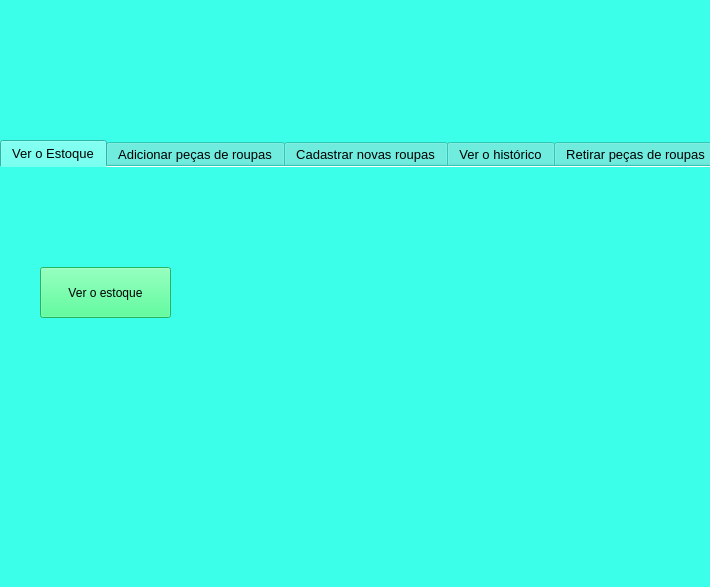
Before: the Qt Designer form app.ui in JackJuni/MarianaLojaEstoque, drawn with Qt 5.
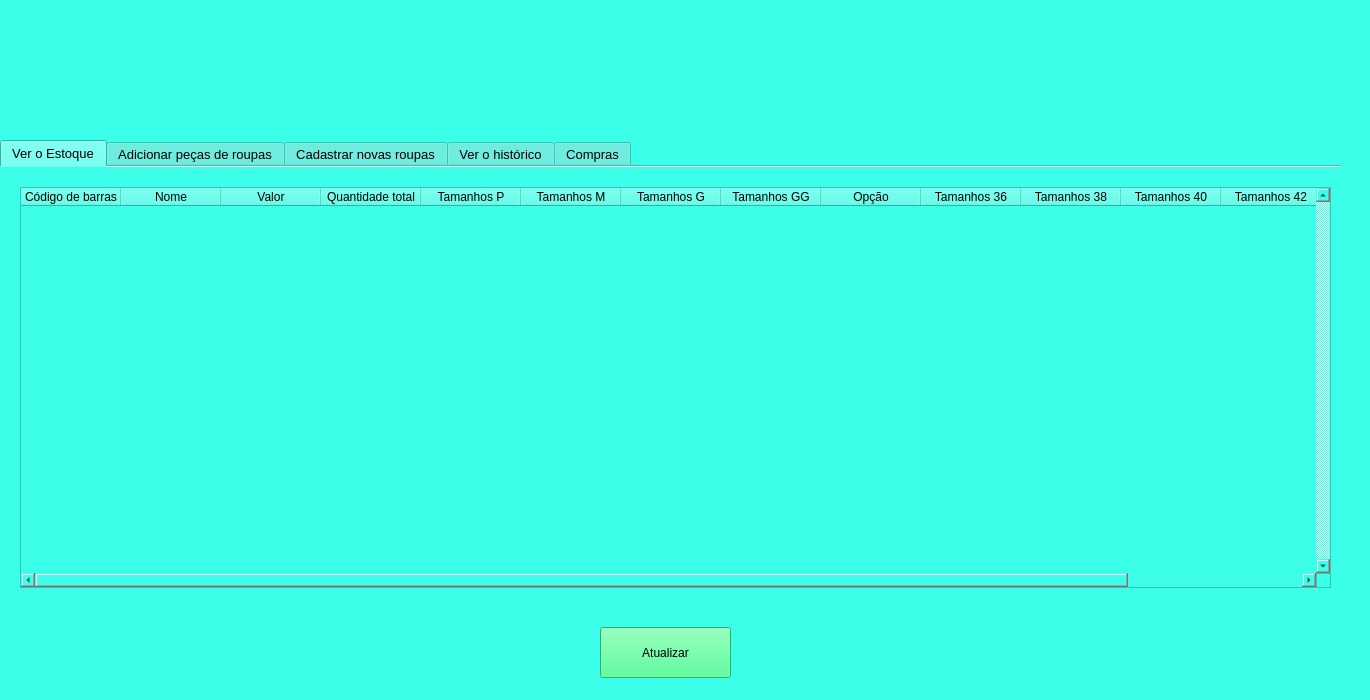
After: the same form once the commit is applied. The open tabs and pages were chosen to show the change. Icons and pictures are not drawn.

Commit message:
adicionando algumas coisas
adicionando as funções ver estoque e ver lista na gui e a atualização destes dados

```diff
--- a/app.ui
+++ b/app.ui
@@ -6,8 +6,8 @@
    <rect>
     <x>0</x>
     <y>0</y>
-    <width>710</width>
-    <height>587</height>
+    <width>1370</width>
+    <height>700</height>
    </rect>
   </property>
   <property name="windowTitle">
@@ -38,8 +38,8 @@
      <rect>
       <x>0</x>
       <y>140</y>
-      <width>711</width>
-      <height>451</height>
+      <width>1341</width>
+      <height>571</height>
      </rect>
     </property>
     <property name="font">
@@ -87,11 +87,123 @@
      <attribute name="title">
       <string>Ver o Estoque</string>
      </attribute>
-     <widget class="QPushButton" name="pushButton_5">
+     <widget class="QTableWidget" name="verestoquetabela">
       <property name="geometry">
        <rect>
-        <x>40</x>
-        <y>100</y>
+        <x>20</x>
+        <y>20</y>
+        <width>1311</width>
+        <height>401</height>
+       </rect>
+      </property>
+      <property name="cursor" stdset="0">
+       <cursorShape>ArrowCursor</cursorShape>
+      </property>
+      <property name="accessibleName">
+       <string/>
+      </property>
+      <property name="verticalScrollBarPolicy">
+       <enum>Qt::ScrollBarAlwaysOn</enum>
+      </property>
+      <property name="horizontalScrollBarPolicy">
+       <enum>Qt::ScrollBarAlwaysOn</enum>
+      </property>
+      <property name="verticalScrollMode">
+       <enum>QAbstractItemView::ScrollPerPixel</enum>
+      </property>
+      <property name="horizontalScrollMode">
+       <enum>QAbstractItemView::ScrollPerPixel</enum>
+      </property>
+      <property name="rowCount">
+       <number>0</number>
+      </property>
+      <property name="columnCount">
+       <number>15</number>
+      </property>
+      <attribute name="horizontalHeaderCascadingSectionResizes">
+       <bool>false</bool>
+      </attribute>
+      <column>
+       <property name="text">
+        <string>Código de barras</string>
+       </property>
+      </column>
+      <column>
+       <property name="text">
+        <string>Nome</string>
+       </property>
+      </column>
+      <column>
+       <property name="text">
+        <string>Valor</string>
+       </property>
+      </column>
+      <column>
+       <property name="text">
+        <string>Quantidade total</string>
+       </property>
+      </column>
+      <column>
+       <property name="text">
+        <string>Tamanhos P</string>
+       </property>
+      </column>
+      <column>
+       <property name="text">
+        <string>Tamanhos M</string>
+       </property>
+      </column>
+      <column>
+       <property name="text">
+        <string>Tamanhos G</string>
+       </property>
+      </column>
+      <column>
+       <property name="text">
+        <string>Tamanhos GG</string>
+       </property>
+      </column>
+      <column>
+       <property name="text">
+        <string>Opção</string>
+       </property>
+      </column>
+      <column>
+       <property name="text">
+        <string>Tamanhos 36</string>
+       </property>
+      </column>
+      <column>
+       <property name="text">
+        <string>Tamanhos 38</string>
+       </property>
+      </column>
+      <column>
+       <property name="text">
+        <string>Tamanhos 40</string>
+       </property>
+      </column>
+      <column>
+       <property name="text">
+        <string>Tamanhos 42</string>
+       </property>
+      </column>
+      <column>
+       <property name="text">
+        <string>Tamanhos 44</string>
+       </property>
+      </column>
+      <column>
+       <property name="text">
+        <string>Tamanhos 46</string>
+       </property>
+      </column>
+     </widget>
+     <widget class="QPushButton" name="atualizarestoque">
+      <property name="geometry">
+       <rect>
+        <x>600</x>
+        <y>460</y>
         <width>131</width>
         <height>51</height>
        </rect>
@@ -101,7 +213,7 @@
 </string>
       </property>
       <property name="text">
-       <string>Ver o estoque</string>
+       <string>Atualizar</string>
       </property>
      </widget>
     </widget>
@@ -173,7 +285,7 @@
     </widget>
     <widget class="QWidget" name="tab_5">
      <attribute name="title">
-      <string>Retirar peças de roupas</string>
+      <string>Compras</string>
      </attribute>
      <widget class="QPushButton" name="pushButton_3">
       <property name="geometry">
```
Left out of the diff: 95 changed lines with no effect on the pictures. The commit also changes 2 other files.
